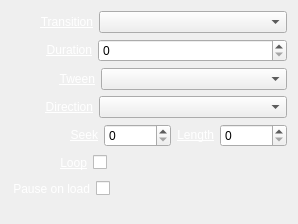
Above: trunk/Widgets/Inspector/InspectorMediaWidget.ui from cambell-prince/casparcg-client before the change. Below: the same form after it.
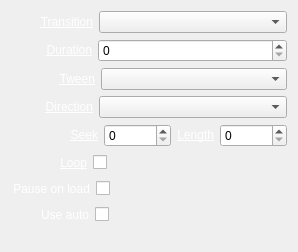
That is the form after the change.

Commit message: - NEW: Added support for the AUTO parameter on media items in the rundown.

```diff
--- a/trunk/Widgets/Inspector/InspectorMediaWidget.ui
+++ b/trunk/Widgets/Inspector/InspectorMediaWidget.ui
@@ -7,7 +7,7 @@
     <x>0</x>
     <y>0</y>
     <width>265</width>
-    <height>224</height>
+    <height>252</height>
    </rect>
   </property>
   <property name="sizePolicy">
@@ -352,6 +352,59 @@
      </item>
     </layout>
    </item>
+   <item>
+    <layout class="QHBoxLayout" name="horizontalLayoutUseAuto">
+     <item>
+      <spacer name="horizontalSpacerUseAuto1">
+       <property name="orientation">
+        <enum>Qt::Horizontal</enum>
+       </property>
+       <property name="sizeType">
+        <enum>QSizePolicy::Fixed</enum>
+       </property>
+       <property name="sizeHint" stdset="0">
+        <size>
+         <width>30</width>
+         <height>20</height>
+        </size>
+       </property>
+      </spacer>
+     </item>
+     <item>
+      <widget class="QLabel" name="labelUseAuto">
+       <property name="text">
+        <string>&lt;a href=&quot;Use auto&quot; style=&quot;color: white;&quot;&gt;Use auto&lt;/a&gt;</string>
+       </property>
+       <property name="alignment">
+        <set>Qt::AlignRight|Qt::AlignTrailing|Qt::AlignVCenter</set>
+       </property>
+      </widget>
+     </item>
+     <item>
+      <widget class="QCheckBox" name="checkBoxUseAuto">
+       <property name="layoutDirection">
+        <enum>Qt::RightToLeft</enum>
+       </property>
+       <property name="text">
+        <string/>
+       </property>
+      </widget>
+     </item>
+     <item>
+      <spacer name="horizontalSpacerUseAuto2">
+       <property name="orientation">
+        <enum>Qt::Horizontal</enum>
+       </property>
+       <property name="sizeHint" stdset="0">
+        <size>
+         <width>40</width>
+         <height>20</height>
+        </size>
+       </property>
+      </spacer>
+     </item>
+    </layout>
+   </item>
    <item>
     <spacer name="verticalSpacerMedia">
      <property name="orientation">
```
Left out of the diff: 34 changed lines with no effect on the pictures. The commit also changes 9 other files.
